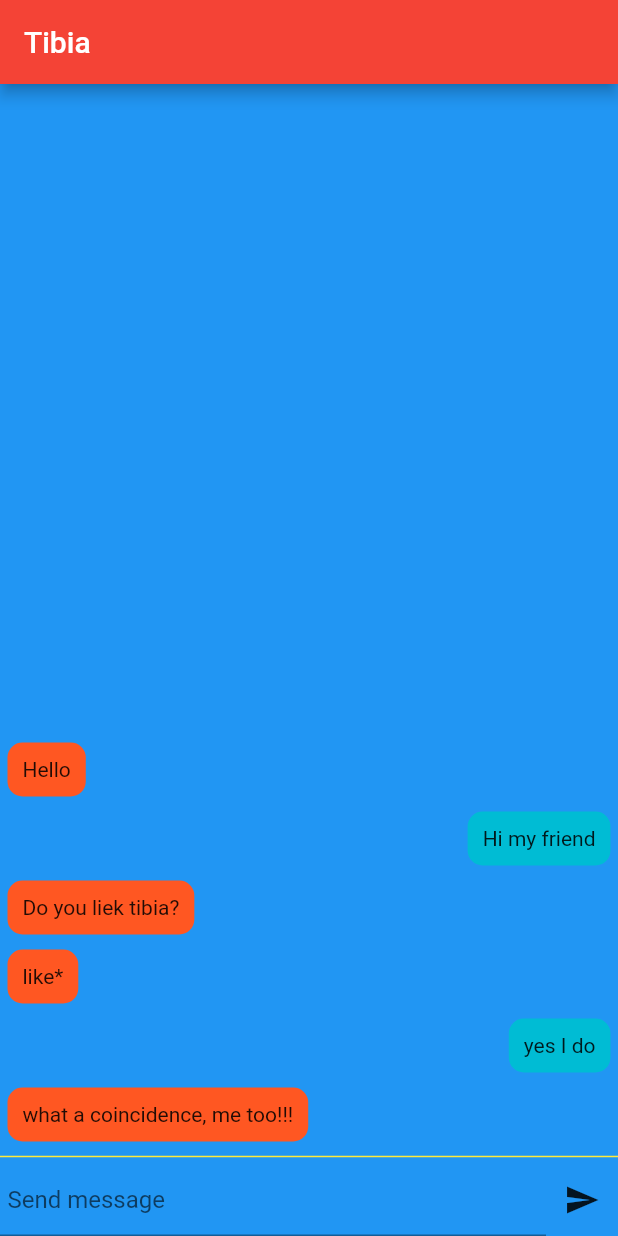
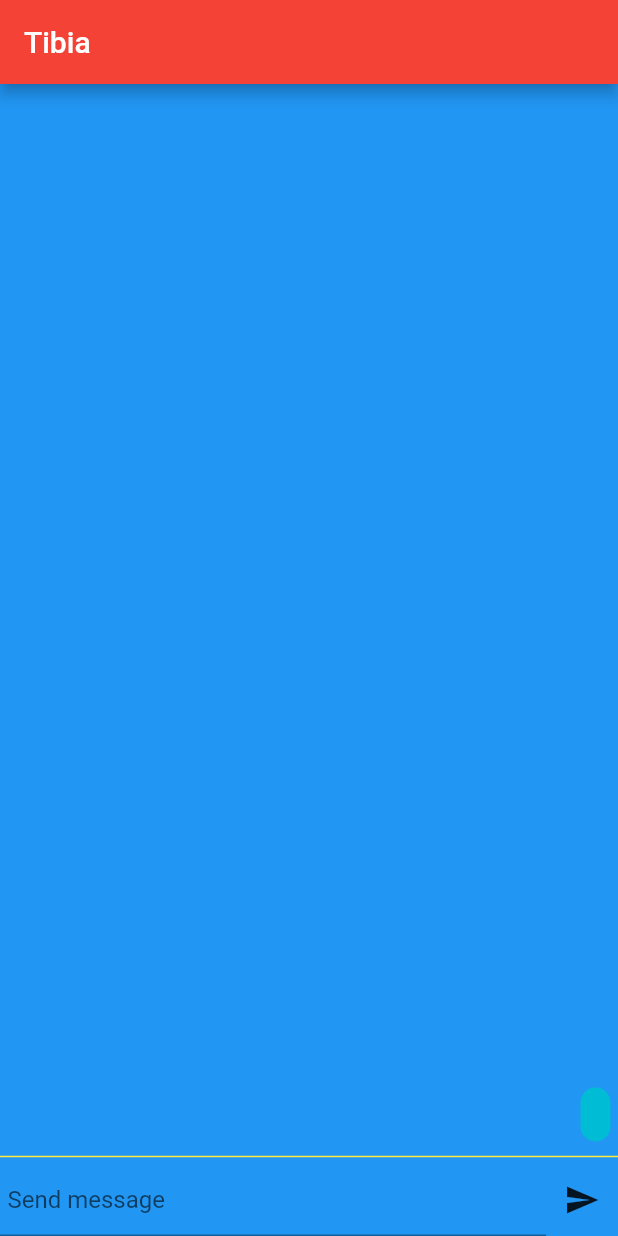
Before and after one commit to ctofriends/bindchat_flutter, a Flutter app: the screen it shows after launch, after a tap on the "send" icon, on a phone screen of 412 x 824 dp. Run offline on Flutter 3.47's test engine with Material 2 defaults, Android fonts, the phone set to English and light mode, and no system bars; our stand-ins replace flutter_mobx, mobx; generated files the repository leaves out were written again.

Commit message:
make text sending messages kind of work through the store

```diff
--- a/lib/screens/chat_screen.dart
+++ b/lib/screens/chat_screen.dart
@@ -1,5 +1,9 @@
+import 'package:cdparty_flutter/store/chat_store.dart';
 import 'package:flutter/material.dart';
 import 'package:cdparty_flutter/model/chat_message.dart';
+import 'package:flutter_mobx/flutter_mobx.dart';
+
+final chatStore = ChatStore();
 
 class ChatScreen extends StatelessWidget {
   final List<ChatMessage> messages = [
@@ -19,18 +23,19 @@ class ChatScreen extends StatelessWidget {
         body: SafeArea(
             child: Container(
                 color: Colors.blue,
-                child: Column(children: <Widget>[
+                child: Observer(
+                    builder: (_) => Column(children: <Widget>[
                           Expanded(
                               child: ListView.builder(
                             reverse: true,
-                    itemCount: messages.length,
+                            itemCount: chatStore.messages.length,
                             itemBuilder: (BuildContext context, int index) {
-                      return _buildMessage(messages[index]);
+                              return _buildMessage(chatStore.messages[index]);
                             },
                           )),
                           _buildSeparator(),
                           _buildMessageComposer()
-                ]))));
+                        ])))));
   }
 
   _buildMessage(ChatMessage chatMessage) {
@@ -76,9 +81,9 @@ class ChatScreen extends StatelessWidget {
           child: TextField(
         decoration: InputDecoration(
             contentPadding: EdgeInsets.all(5), hintText: 'Send message'),
-        onChanged: print,
+        onChanged: chatStore.inputTextChanged,
       )),
-      IconButton(icon: Icon(Icons.send), onPressed: () {})
+      IconButton(icon: Icon(Icons.send), onPressed: chatStore.sendMessage)
     ]));
   }
 }
--- a/lib/store/chat_store.dart
+++ b/lib/store/chat_store.dart
@@ -7,10 +7,18 @@ class ChatStore = _ChatStore with _$ChatStore;
 abstract class _ChatStore with Store {
   @observable
   var messages = ObservableList<ChatMessage>();
+  var currentText = Observable("");
 
   @action
-  void sendMessage(String message) {
-    final chatMessage  = ChatMessage(message, ChatMessageType.outgoing)
-    messages.add(chatMessage);
+  void inputTextChanged(String text) {
+    currentText.value = text;
+  }
+
+  @action
+  void sendMessage() {
+    print("I am sending a message I guess ${currentText.value}");
+    final message = ChatMessage(currentText.value, ChatMessageType.outgoing);
+    currentText.value = "";
+    messages.insert(0, message);
   }
 }
```
Lines whose indentation alone changed are shown as unchanged.
